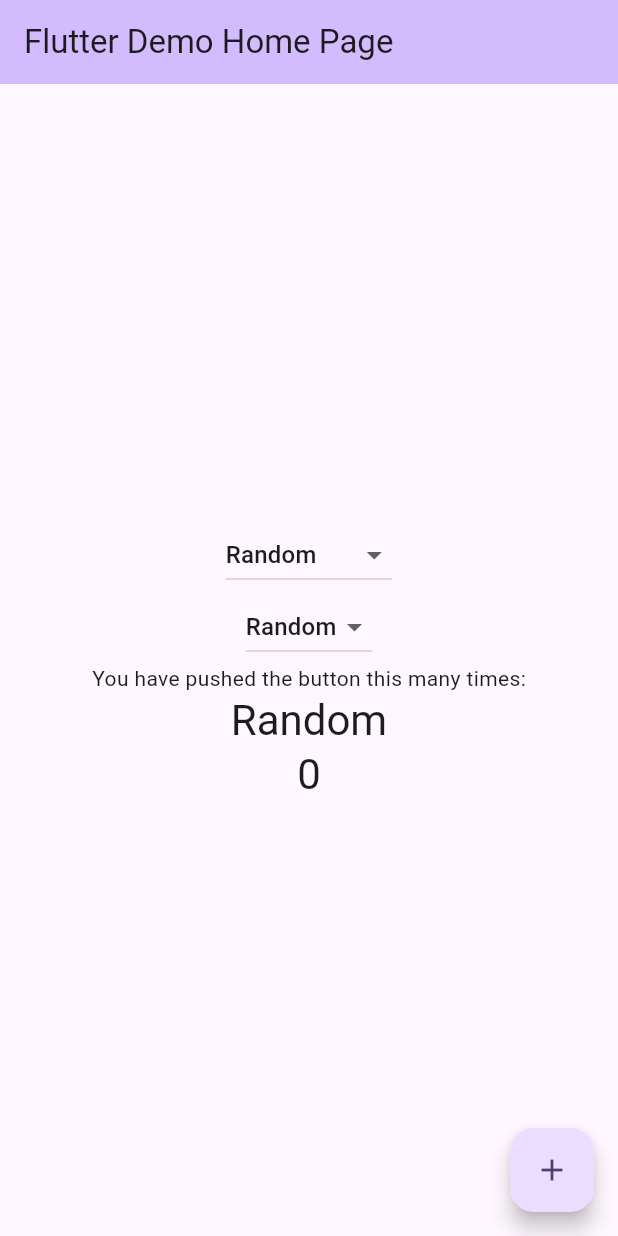
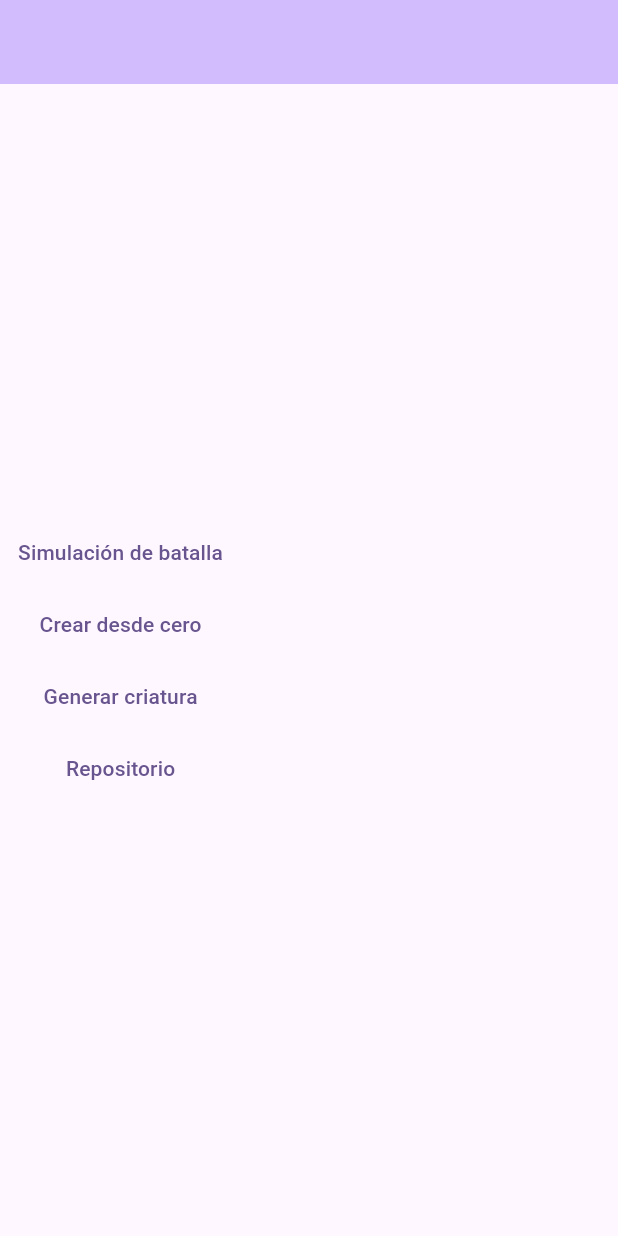
Before and after one commit to 160JL/proyecto_chachipistachi_dnd, a Flutter app: the screen it shows after launch, on a phone screen of 412 x 824 dp. Run offline on Flutter 3.47's test engine with Material 3 defaults, Android fonts, the light colour scheme and no system bars.

Commit message:
Progreso 2

```diff
--- a/lib/main.dart
+++ b/lib/main.dart
@@ -1,4 +1,5 @@
 import 'package:flutter/material.dart';
+import 'package:proyecto_chachipistachi_dnd/battleScreen.dart';
 
 void main() {
   runApp(const MyApp());
@@ -13,167 +14,54 @@ class MyApp extends StatelessWidget {
     return MaterialApp(
       title: 'Flutter Demo',
       theme: ThemeData(
-        // This is the theme of your application.
-        //
-        // TRY THIS: Try running your application with "flutter run". You'll see
-        // the application has a purple toolbar. Then, without quitting the app,
-        // try changing the seedColor in the colorScheme below to Colors.green
-        // and then invoke "hot reload" (save your changes or press the "hot
-        // reload" button in a Flutter-supported IDE, or press "r" if you used
-        // the command line to start the app).
-        //
-        // Notice that the counter didn't reset back to zero; the application
-        // state is not lost during the reload. To reset the state, use hot
-        // restart instead.
-        //
-        // This works for code too, not just values: Most code changes can be
-        // tested with just a hot reload.
         colorScheme: ColorScheme.fromSeed(seedColor: Colors.deepPurple),
       ),
-      home: const MyHomePage(title: 'Flutter Demo Home Page'),
+      routes: {
+        "/": (context) => MyHomePage(),
+        "/battlescreen": (context) => Battlescreen(),
+      },
     );
   }
 }
 
 class MyHomePage extends StatefulWidget {
-  const MyHomePage({super.key, required this.title});
-
-  // This widget is the home page of your application. It is stateful, meaning
-  // that it has a State object (defined below) that contains fields that affect
-  // how it looks.
-
-  // This class is the configuration for the state. It holds the values (in this
-  // case the title) provided by the parent (in this case the App widget) and
-  // used by the build method of the State. Fields in a Widget subclass are
-  // always marked "final".
-
-  final String title;
+  const MyHomePage({super.key});
 
   @override
   State<MyHomePage> createState() => _MyHomePageState();
 }
 
 class _MyHomePageState extends State<MyHomePage> {
-  int _counter = 0;
-  final List<String> _traitsList = <String>["Random", "1", "2", "3", "4", "5"];
-  late String _traitItem = _traitsList.first;
-  late int _traits = 0;
-  final List<String> _creatureList = <String>[
-    "Random",
-    'Aberration',
-    'Beast',
-    'Celestial',
-    'Construct',
-    "Dragon",
-    "Elemental",
-    "Fey",
-    "Fiend",
-    "Giant",
-    "Humanoid",
-    "Monstrosity",
-    "Ooze",
-    "Plant",
-    "Undead",
-  ];
-  late String _creatureType = _creatureList.first;
-  int _actions = 0;
-
-  void _incrementCounter() {
-    setState(() {
-      // This call to setState tells the Flutter framework that something has
-      // changed in this State, which causes it to rerun the build method below
-      // so that the display can reflect the updated values. If we changed
-      // _counter without calling setState(), then the build method would not be
-      // called again, and so nothing would appear to happen.
-      _counter++;
-    });
-  }
+  String _title = "";
 
   @override
   Widget build(BuildContext context) {
-    // This method is rerun every time setState is called, for instance as done
-    // by the _incrementCounter method above.
-    //
-    // The Flutter framework has been optimized to make rerunning build methods
-    // fast, so that you can just rebuild anything that needs updating rather
-    // than having to individually change instances of widgets.
     return Scaffold(
       appBar: AppBar(
-        // TRY THIS: Try changing the color here to a specific color (to
-        // Colors.amber, perhaps?) and trigger a hot reload to see the AppBar
-        // change color while the other colors stay the same.
         backgroundColor: Theme.of(context).colorScheme.inversePrimary,
-        // Here we take the value from the MyHomePage object that was created by
-        // the App.build method, and use it to set our appbar title.
-        title: Text(widget.title),
+        title: Text(_title),
       ),
-      body: Center(
-        // Center is a layout widget. It takes a single child and positions it
-        // in the middle of the parent.
-        child: Column(
-          // Column is also a layout widget. It takes a list of children and
-          // arranges them vertically. By default, it sizes itself to fit its
-          // children horizontally, and tries to be as tall as its parent.
-          //
-          // Column has various properties to control how it sizes itself and
-          // how it positions its children. Here we use mainAxisAlignment to
-          // center the children vertically; the main axis here is the vertical
-          // axis because Columns are vertical (the cross axis would be
-          // horizontal).
-          //
-          // TRY THIS: Invoke "debug painting" (choose the "Toggle Debug Paint"
-          // action in the IDE, or press "p" in the console), to see the
-          // wireframe for each widget.
+      body: Column(
         mainAxisAlignment: MainAxisAlignment.center,
-          children: <Widget>[
-            DropdownButton<String>(
-              value: _creatureType,
-              items: _creatureList.map<DropdownMenuItem<String>>((String value) {
-                return DropdownMenuItem<String>(
-                  value: value,
-                  child: Text(value),
-                );
-              }).toList(),
-              onChanged: (String? value) {
-                // This is called when the user selects an item.
-                setState(() {
-                  _creatureType = value!;
-                });
-              },
+        children: [
+          TextButton(
+            onPressed: () => Navigator.pushNamed(context, "/battlescreen"),
+            child: Text("Simulación de batalla"),
           ),
-            DropdownButton<String>(
-              value: _traitItem,
-              items: _traitsList.map<DropdownMenuItem<String>>((String value) {
-                return DropdownMenuItem<String>(
-                  value: value,
-                  child: Text(value),
-                );
-              }).toList(),
-              onChanged: (String? value) {
-                // This is called when the user selects an item.
-                setState(() {
-                  _traitItem = value!;
-                  _traits = _traitsList.indexOf(value);
-                });
-              },
+          TextButton(
+            onPressed: () => Navigator.pushNamed(context, "/"),
+            child: Text("Crear desde cero"),
           ),
-            const Text('You have pushed the button this many times:'),
-            Text(
-              '$_creatureType',
-              style: Theme.of(context).textTheme.headlineMedium,
+          TextButton(
+            onPressed: () => Navigator.pushNamed(context, "/"),
+            child: Text("Generar criatura"),
           ),
-            Text(
-              '$_traits',
-              style: Theme.of(context).textTheme.headlineMedium,
+          TextButton(
+            onPressed: () => Navigator.pushNamed(context, "/"),
+            child: Text("Repositorio"),
           ),
         ],
       ),
-      ),
-      floatingActionButton: FloatingActionButton(
-        onPressed: _incrementCounter,
-        tooltip: 'Increment',
-        child: const Icon(Icons.add),
-      ), // This trailing comma makes auto-formatting nicer for build methods.
     );
   }
 }
```
Also changed, not shown: lib/battleScreen.dart (added, +145 -0 lines). Lines whose indentation alone changed are shown as unchanged.
